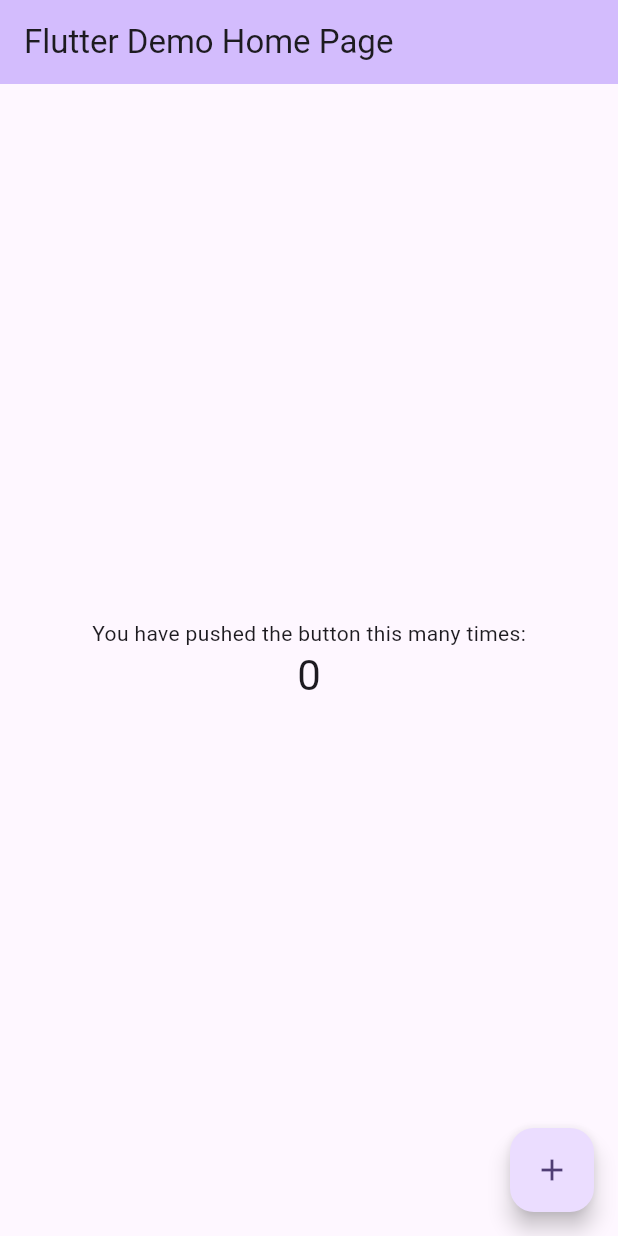
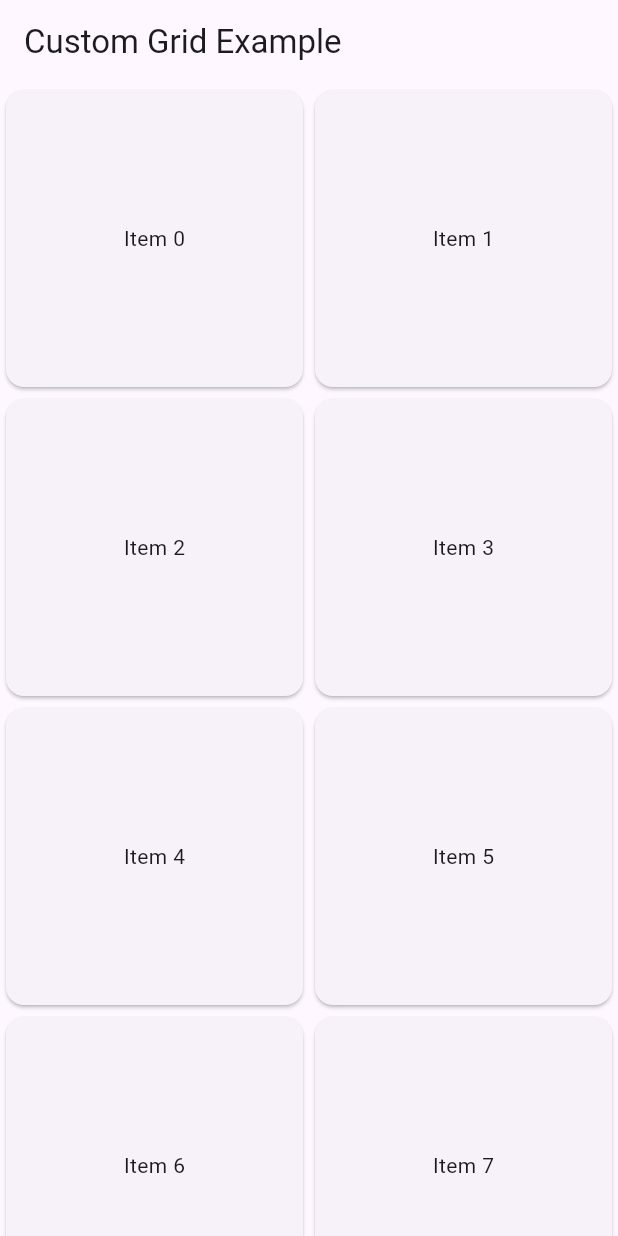
Before and after one commit to lefarmer01600/waldo, a Flutter app: the screen it shows after launch, on a phone screen of 412 x 824 dp. Run offline on Flutter 3.47's test engine with Material 3 defaults, Android fonts, the phone set to English and light mode, and no system bars.

Commit message:
Refactor main app structure and implement custom grid layout

```diff
--- a/lib/main.dart
+++ b/lib/main.dart
@@ -1,125 +1,75 @@
 import 'package:flutter/material.dart';
 
 void main() {
-  runApp(const MyApp());
+  runApp(MyApp());
 }
 
 class MyApp extends StatelessWidget {
-  const MyApp({super.key});
-
-  // This widget is the root of your application.
   @override
   Widget build(BuildContext context) {
     return MaterialApp(
-      title: 'Flutter Demo',
-      theme: ThemeData(
-        // This is the theme of your application.
-        //
-        // TRY THIS: Try running your application with "flutter run". You'll see
-        // the application has a purple toolbar. Then, without quitting the app,
-        // try changing the seedColor in the colorScheme below to Colors.green
-        // and then invoke "hot reload" (save your changes or press the "hot
-        // reload" button in a Flutter-supported IDE, or press "r" if you used
-        // the command line to start the app).
-        //
-        // Notice that the counter didn't reset back to zero; the application
-        // state is not lost during the reload. To reset the state, use hot
-        // restart instead.
-        //
-        // This works for code too, not just values: Most code changes can be
-        // tested with just a hot reload.
-        colorScheme: ColorScheme.fromSeed(seedColor: Colors.deepPurple),
-        useMaterial3: true,
+      home: Scaffold(
+        appBar: AppBar(
+          title: const Text('Custom Grid Example'),
+        ),
+        body: const CustomGrid(),
       ),
-      home: const MyHomePage(title: 'Flutter Demo Home Page'),
     );
   }
 }
 
-class MyHomePage extends StatefulWidget {
-  const MyHomePage({super.key, required this.title});
+class CustomGrid extends StatelessWidget {
 
-  // This widget is the home page of your application. It is stateful, meaning
-  // that it has a State object (defined below) that contains fields that affect
-  // how it looks.
-
-  // This class is the configuration for the state. It holds the values (in this
-  // case the title) provided by the parent (in this case the App widget) and
-  // used by the build method of the State. Fields in a Widget subclass are
-  // always marked "final".
-
-  final String title;
-
-  @override
-  State<MyHomePage> createState() => _MyHomePageState();
-}
-
-class _MyHomePageState extends State<MyHomePage> {
-  int _counter = 0;
-
-  void _incrementCounter() {
-    setState(() {
-      // This call to setState tells the Flutter framework that something has
-      // changed in this State, which causes it to rerun the build method below
-      // so that the display can reflect the updated values. If we changed
-      // _counter without calling setState(), then the build method would not be
-      // called again, and so nothing would appear to happen.
-      _counter++;
-    });
-  }
+  const CustomGrid({super.key});
 
   @override
   Widget build(BuildContext context) {
-    // This method is rerun every time setState is called, for instance as done
-    // by the _incrementCounter method above.
-    //
-    // The Flutter framework has been optimized to make rerunning build methods
-    // fast, so that you can just rebuild anything that needs updating rather
-    // than having to individually change instances of widgets.
-    return Scaffold(
-      appBar: AppBar(
-        // TRY THIS: Try changing the color here to a specific color (to
-        // Colors.amber, perhaps?) and trigger a hot reload to see the AppBar
-        // change color while the other colors stay the same.
-        backgroundColor: Theme.of(context).colorScheme.inversePrimary,
-        // Here we take the value from the MyHomePage object that was created by
-        // the App.build method, and use it to set our appbar title.
-        title: Text(widget.title),
-      ),
-      body: Center(
-        // Center is a layout widget. It takes a single child and positions it
-        // in the middle of the parent.
-        child: Column(
-          // Column is also a layout widget. It takes a list of children and
-          // arranges them vertically. By default, it sizes itself to fit its
-          // children horizontally, and tries to be as tall as its parent.
-          //
-          // Column has various properties to control how it sizes itself and
-          // how it positions its children. Here we use mainAxisAlignment to
-          // center the children vertically; the main axis here is the vertical
-          // axis because Columns are vertical (the cross axis would be
-          // horizontal).
-          //
-          // TRY THIS: Invoke "debug painting" (choose the "Toggle Debug Paint"
-          // action in the IDE, or press "p" in the console), to see the
-          // wireframe for each widget.
-          mainAxisAlignment: MainAxisAlignment.center,
-          children: <Widget>[
-            const Text(
-              'You have pushed the button this many times:',
-            ),
-            Text(
-              '$_counter',
-              style: Theme.of(context).textTheme.headlineMedium,
-            ),
-          ],
+    return Column(
+      children: [
+        // First row with one item spanning two columns
+        // Container(
+        //   color: Colors.blue,
+        //   height: 100,
+        //   width: double.infinity,
+        //   alignment: Alignment.center,
+        //   child: const Text(
+        //     'Item 1',
+        //     style: TextStyle(color: Colors.white, fontSize: 20),
+        //   ),
+        // ),
+        // Grid with two columns
+        Expanded(
+          child: GridView.count(
+            crossAxisCount: 2,
+            children:List.generate(10, (index) {
+            return Center(
+              child: ItemWidget(
+                text : 'Item $index'
+              ),
+            );
+          }),
+          ),
         ),
-      ),
-      floatingActionButton: FloatingActionButton(
-        onPressed: _incrementCounter,
-        tooltip: 'Increment',
-        child: const Icon(Icons.add),
-      ), // This trailing comma makes auto-formatting nicer for build methods.
+      ],
     );
   }
 }
+
+class ItemWidget extends StatelessWidget {
+  const ItemWidget({
+    super.key,
+    required this.text,
+  });
+
+  final String text;
+
+  @override
+  Widget build(BuildContext context) {
+    return Card(
+      child: SizedBox(
+
+        child: Center(child: Text(text)),
+      ),
+    );
+  }
+}
```
